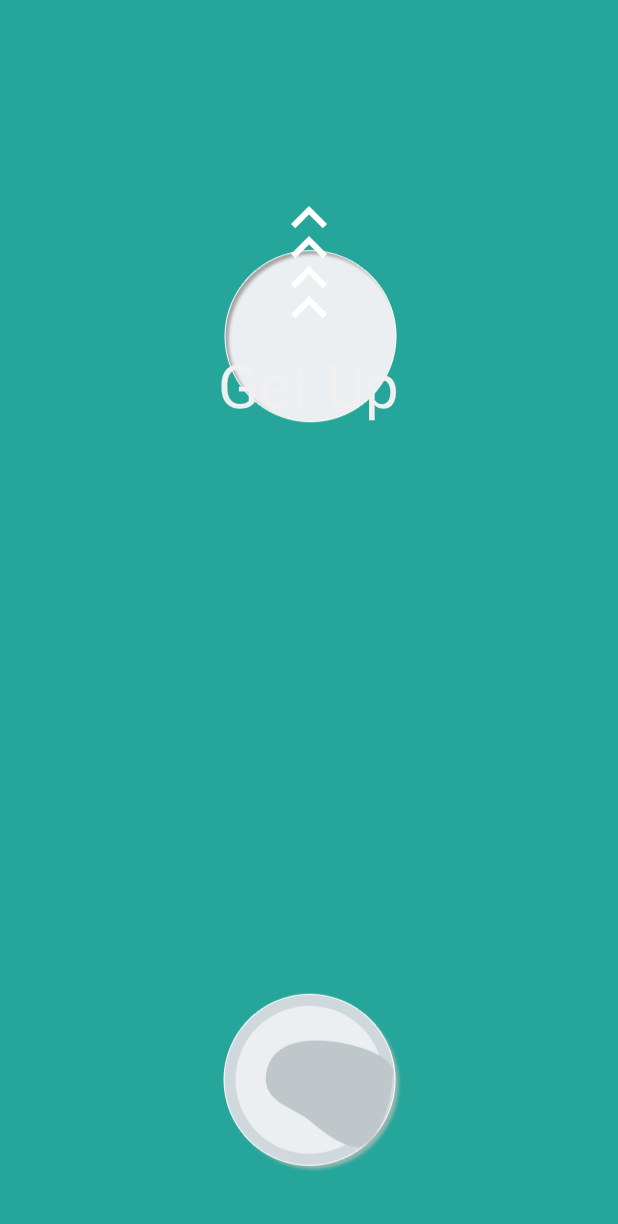
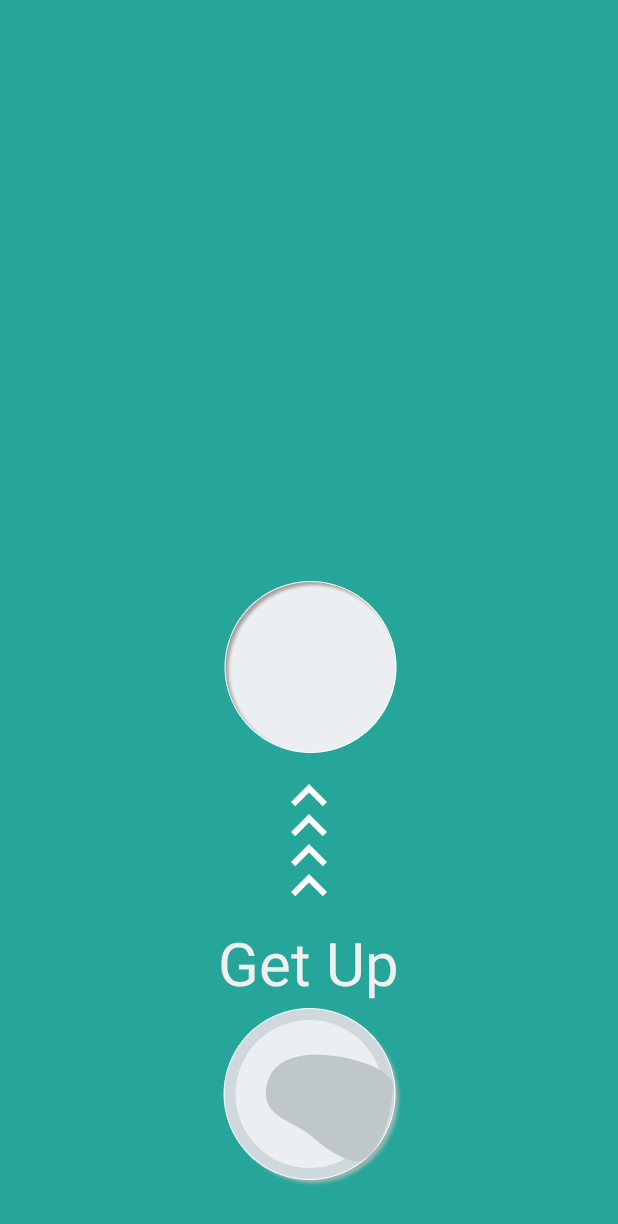
Before and after one commit to mmga/UpClock, an Android app: the PlayAlarm screen opened directly, with no data from a screen before it, on a phone screen of 412 x 824 dp. Shown: the top 1224 px of the screen. Run offline under Robolectric (Android 15) with nearby library versions, the phone set to English and light mode, and no system bars; Roboto replaces fonts that are not available here; 1 statement that could not run was skipped.

Commit message:
随手存

```diff
--- a/app/src/main/java/com/mmga/upclock/Activity/PlayAlarm.java
+++ b/app/src/main/java/com/mmga/upclock/Activity/PlayAlarm.java
@@ -3,12 +3,11 @@ package com.mmga.upclock.Activity;
 import android.animation.AnimatorSet;
 import android.animation.ObjectAnimator;
 import android.app.Activity;
-import android.app.Service;
 import android.media.MediaPlayer;
 import android.media.RingtoneManager;
 import android.net.Uri;
 import android.os.Bundle;
-import android.os.Vibrator;
+import android.os.Handler;
 import android.util.DisplayMetrics;
 import android.util.Log;
 import android.view.MotionEvent;
@@ -24,8 +23,6 @@ import com.mmga.upclock.R;
 import com.mmga.upclock.Utils.SysApplication;
 
 import java.io.IOException;
-import java.util.Timer;
-import java.util.TimerTask;
 
 /**
  * Created by mmga on 2015/5/22.
@@ -56,10 +53,13 @@ public class PlayAlarm extends Activity {
 
 
 //        初始化控件的位置
-        final float initY = (float) (0.8*heightPixels());
-        btnGetUp.setTranslationY(initY);
-        imgTarget.setTranslationY((float) (0.2 * heightPixels()));
-        backCircle.setTranslationY((float) (0.2 * heightPixels()));
+//        final float initY = (float) (0.6*heightPixels()-0.5*yHeight());
+//        Log.d(">>>>>>>>>>", "yHeight = " + yHeight());
+//        Log.d(">>>>>>>>>>", "initY = " + initY);
+//        btnGetUp.setY(initY);
+//        imgTarget.setY((float) (0.2 * heightPixels()-0.5*yHeight()));
+//        backCircle.setY((float) (0.2 * heightPixels() - 0.5 * yHeight()));
+
 
 
 //        设置锁屏可用
@@ -73,10 +73,11 @@ public class PlayAlarm extends Activity {
 //        播放铃声
         mpStart();
 
+
 //        震动
-        final Vibrator vibrator = (Vibrator) PlayAlarm.this.getSystemService(Service.VIBRATOR_SERVICE);
-        long[] pattern = new long[]{1000, 1000, 1000};
-        vibrator.vibrate(pattern, 1);
+//        final Vibrator vibrator = (Vibrator) PlayAlarm.this.getSystemService(Service.VIBRATOR_SERVICE);
+//        long[] pattern = new long[]{1000, 1000, 1000};
+//        vibrator.vibrate(pattern, 1);
 
 //        触摸事件
         btnGetUp.setOnTouchListener(new View.OnTouchListener() {
@@ -86,27 +87,25 @@ public class PlayAlarm extends Activity {
                     case MotionEvent.ACTION_DOWN:
                         break;
                     case MotionEvent.ACTION_MOVE:
-                        move(event.getRawY(),initY);
+                        move(event.getRawY());
                         break;
                     case MotionEvent.ACTION_UP:
                         float yTar = imgTarget.getY();
 //                        如果没拖到位置，就返回原位
                         if (event.getRawY() >= yTar) {
-                            moveBack(initY);
+                            moveBack();
 //                         如果拖到位置了，切换界面
                         } else {
                             changeUI();
-                            mp.pause();
-                            vibrator.cancel();
+                            mp.stop();
+//                            vibrator.cancel();
 //                            定时4秒后关闭
-                            TimerTask task = new TimerTask() {
+                            new Handler().postDelayed(new Runnable() {
                                 @Override
                                 public void run() {
                                     onDestroy();
                                 }
-                            };
-                            Timer timer = new Timer();
-                            timer.schedule(task, 4000);
+                            }, 4000);
                         }
                         break;
                 }
@@ -115,16 +114,26 @@ public class PlayAlarm extends Activity {
         });
     }
 
-//    获取屏幕高度
+
+    //    获取屏幕高度
     private int heightPixels() {
         DisplayMetrics metrics = new DisplayMetrics();
         getWindowManager().getDefaultDisplay().getMetrics(metrics);
         return metrics.heightPixels;
     }
 
+//    获取铃声地址
+    private Uri getSystemDefaultRingtoneUri() {
+        return RingtoneManager.getActualDefaultRingtoneUri(this, RingtoneManager.TYPE_ALARM);
+    }
+
 //     播放铃声
     private void mpStart() {
-        mp = MediaPlayer.create(PlayAlarm.this, getSystemDefaultRingtoneUri());
+        if (getSystemDefaultRingtoneUri() != null) {
+            mp = MediaPlayer.create(PlayAlarm.this, getSystemDefaultRingtoneUri());
+        } else {
+            mp = MediaPlayer.create(PlayAlarm.this, R.raw.clock);
+        }
         mp.setLooping(true);
         try {
             mp.prepare();
@@ -157,34 +166,37 @@ public class PlayAlarm extends Activity {
     }
 
 //    按钮归位动画
-    private void moveBack(float initY) {
-        ObjectAnimator anim1 = ObjectAnimator.ofFloat(btnGetUp, "translationY", initY);
+    private void moveBack() {
+        float margin = getResources().getDimensionPixelSize(R.dimen.margin_bottom);
+        Log.d(">>>>>>>>>>>", "marginPX= " + margin);
+        Log.d(">>>>>>>>>>>", "btnHeight= " +btnGetUp.getHeight());
+        float initY = heightPixels() - margin - btnGetUp.getHeight()-40;
+        ObjectAnimator anim1 = ObjectAnimator.ofFloat(btnGetUp, "Y", initY);
         anim1.setInterpolator(new DecelerateInterpolator());
         anim1.setDuration(300);
         anim1.start();
     }
 
 //    拖动按钮的逻辑
-    private void move(float rawY,float initY) {
+    private void move(float rawY) {
+        float margin = getResources().getDimensionPixelSize(R.dimen.margin_bottom);
+        float initY = heightPixels() - margin - btnGetUp.getHeight();
         float y1 = btnGetUp.getY();
         float yTar = imgTarget.getY();
         float fingerY = (float) (rawY - 0.5 * btnGetUp.getHeight());
 
         if (fingerY >= yTar && fingerY <= initY) {
-            if (((y1 - fingerY >= 10) && y1 >= fingerY) || ((fingerY - y1 >= 10) && y1 < fingerY)) {
+            if (((y1 - fingerY >= 5) && y1 >= fingerY) || ((fingerY - y1 >= 5) && y1 < fingerY)) {
                 btnGetUp.setY(fingerY);
             }
-        }else if (fingerY < yTar) {
+        } else if (fingerY < yTar) {
             btnGetUp.setY(yTar);
-        }else if (fingerY > initY) {
+        } else if (fingerY > initY) {
             btnGetUp.setY(initY);
         }
     }
 
-//    获取铃声地址
-    private Uri getSystemDefaultRingtoneUri() {
-            return RingtoneManager.getActualDefaultRingtoneUri(this, RingtoneManager.TYPE_ALARM);
-    }
+
 
     @Override
     public void onBackPressed() {
@@ -193,7 +205,6 @@ public class PlayAlarm extends Activity {
 
     @Override
     protected void onDestroy() {
-        mp.stop();
         mp.release();
         super.onDestroy();
     }
--- a/app/src/main/res/layout/play_alarm.xml
+++ b/app/src/main/res/layout/play_alarm.xml
@@ -6,40 +6,12 @@
     android:background="#ff26a69a">
 
 
-    <ImageView
-        android:layout_width="wrap_content"
-        android:layout_height="wrap_content"
-        android:id="@+id/image_target"
-        android:src="@mipmap/pa_target"
-        android:layout_centerHorizontal="true"
-        />
-    <ImageView
-        android:layout_width="wrap_content"
-        android:layout_height="wrap_content"
-        android:id="@+id/image_back_circle"
-        android:src="@mipmap/pa_back_circle"
-        android:layout_centerHorizontal="true"
-        android:visibility="gone"
-        />
-    <com.mmga.upclock.Utils.CustomFontTextView
-        android:layout_width="wrap_content"
-        android:layout_height="wrap_content"
-        android:layout_centerInParent="true"
-        android:text="睡你麻痹起来嗨！"
-        android:id="@+id/text_custom"
-        android:textColor="#fff0f0f0"
-        android:textSize="55sp"
-        android:visibility="gone"
-        android:padding="10dp"/>
-
-
-
     <RelativeLayout
         android:layout_width="wrap_content"
         android:layout_height="wrap_content"
         android:orientation="vertical"
-        android:layout_below="@+id/image_target"
-        android:layout_centerHorizontal="true"
+        android:layout_above="@+id/text_get"
+        android:layout_centerInParent="true"
         android:id="@+id/arrows">
 
         <ImageView
@@ -77,17 +49,47 @@
         android:text="Get Up"
         android:textColor="#fff0f0f0"
         android:textSize="40sp"
-        android:layout_below="@+id/arrows"
+        android:layout_above="@+id/btn_getup"
         android:layout_centerHorizontal="true" />
 
+    <ImageView
+        android:layout_width="wrap_content"
+        android:layout_height="wrap_content"
+        android:id="@+id/image_target"
+        android:src="@mipmap/pa_target"
+        android:layout_centerHorizontal="true"
+        android:layout_above="@id/arrows"
+        />
+    <ImageView
+        android:layout_width="wrap_content"
+        android:layout_height="wrap_content"
+        android:id="@+id/image_back_circle"
+        android:src="@mipmap/pa_back_circle"
+        android:layout_centerHorizontal="true"
+        android:layout_above="@id/arrows"
+        android:visibility="gone"
+        />
+    <com.mmga.upclock.Utils.CustomFontTextView
+        android:layout_width="wrap_content"
+        android:layout_height="wrap_content"
+        android:layout_centerInParent="true"
+        android:text="睡你麻痹起来嗨！"
+        android:id="@+id/text_custom"
+        android:textColor="#fff0f0f0"
+        android:textSize="55sp"
+        android:visibility="gone"
+        android:padding="10dp"
+        />
 
     <ImageView
         android:layout_width="wrap_content"
         android:layout_height="wrap_content"
         android:id="@+id/btn_getup"
         android:src="@mipmap/pa_btn"
+        android:layout_marginBottom="@dimen/margin_bottom"
+        android:layout_alignParentBottom="true"
         android:layout_centerHorizontal="true"
-         />
+        />
 
 
 </RelativeLayout>
--- a/app/src/main/res/values/dimens.xml
+++ b/app/src/main/res/values/dimens.xml
@@ -2,4 +2,5 @@
     <!-- Default screen margins, per the Android Design guidelines. -->
     <dimen name="activity_horizontal_margin">16dp</dimen>
     <dimen name="activity_vertical_margin">16dp</dimen>
+    <dimen name="margin_bottom">30dp</dimen>
 </resources>
```
Also changed, not shown: 1 other file.
